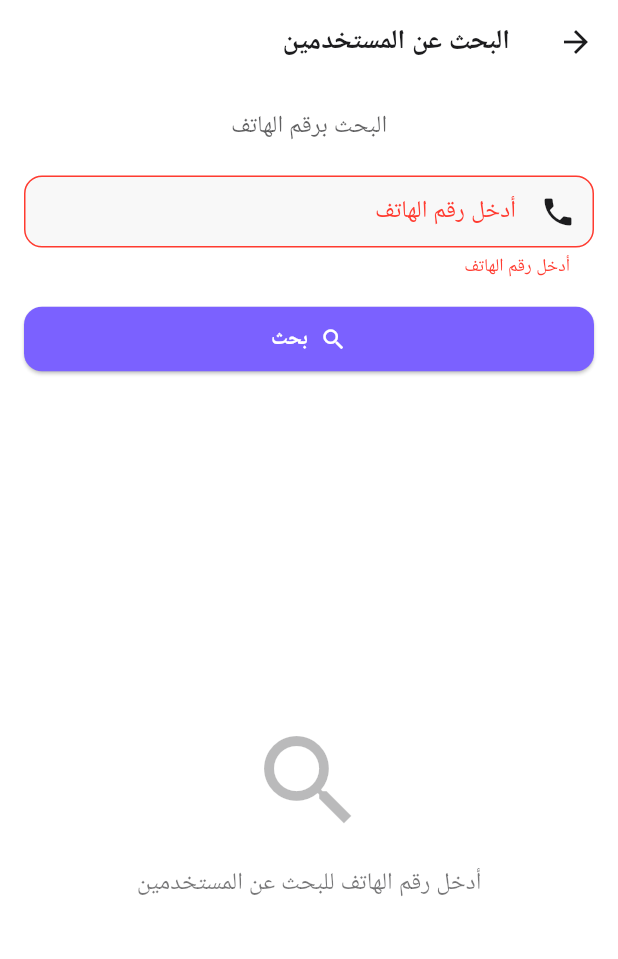
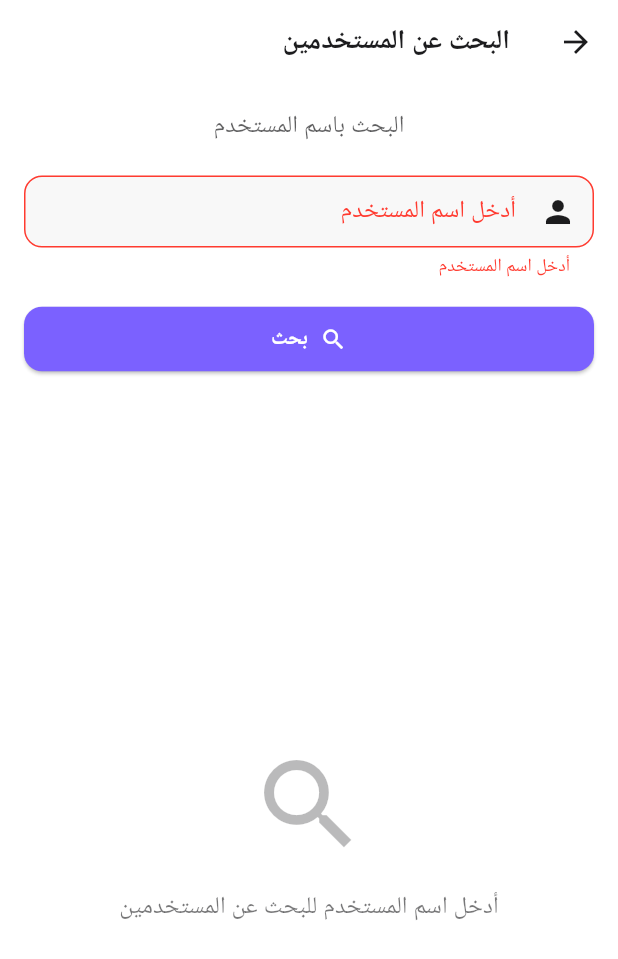
Before and after one commit to ahmetbasmaci/SamaNet, a Flutter app: the SearchPage screen opened by its route, after a tap on "بحث", on a phone screen of 412 x 824 dp. Shown: the top 959 px of the screen. Run offline on Flutter 3.47's test engine with Material 3 defaults, Android fonts, the phone set to English and light mode, and no system bars; our stand-ins replace cached_network_image, file_picker, image_picker, permission_handler, video_player; missing offline and left inert: signalr_core; accounts and stored records are empty; Roboto replaces fonts that are missing (SF Pro Rounded).

Commit message:
update search method

```diff
--- a/sama_net_messaging_app_mobile/lib/core/constants/arabic_strings.dart
+++ b/sama_net_messaging_app_mobile/lib/core/constants/arabic_strings.dart
@@ -77,6 +77,7 @@ class ArabicStrings {
   static const String emptyUsername = 'يرجى إدخال اسم المستخدم';
   static const String emptyPassword = 'يرجى إدخال كلمة المرور';
   static const String usernameMinLength = 'اسم المستخدم يجب أن يكون 3 أحرف على الأقل';
+  static const String usernameMinLength4 = 'اسم المستخدم يجب أن يكون 4 أحرف على الأقل';
   static const String passwordMinLength = 'كلمة المرور يجب أن تكون 3 أحرف على الأقل';
   static const String invalidUsernameFormat = 'اسم المستخدم يحتوي على أحرف غير مسموحة';
   static const String loginSuccessful = 'تم تسجيل الدخول بنجاح';
@@ -85,7 +86,9 @@ class ArabicStrings {
   // Search
   static const String search = 'بحث';
   static const String searchByPhone = 'البحث برقم الهاتف';
+  static const String searchByUsername = 'البحث باسم المستخدم';
   static const String enterPhoneNumber = 'أدخل رقم الهاتف';
+  static const String enterUsername = 'أدخل اسم المستخدم';
   static const String searchUsers = 'البحث عن المستخدمين';
   static const String noUsersFound = 'لم يتم العثور على مستخدمين';
   static const String userNotFound = 'المستخدم غير موجود';
--- a/sama_net_messaging_app_mobile/lib/core/utils/validation_utils.dart
+++ b/sama_net_messaging_app_mobile/lib/core/utils/validation_utils.dart
@@ -47,7 +47,7 @@ class ValidationUtils {
   /// Validate username format
   static bool isValidUsername(String username) {
     if (username.isEmpty) return false;
-    if (username.length < 3) return false;
+    if (username.length < 4) return false;
 
     // Allow letters, numbers, underscore, and Arabic characters
     final usernameRegex = RegExp(r'^[a-zA-Z0-9_\u0600-\u06FF]+$');
@@ -97,8 +97,8 @@ class ValidationUtils {
     if (value == null || value.isEmpty) {
       return ArabicStrings.emptyUsername;
     }
-    if (value.length < 3) {
-      return ArabicStrings.usernameMinLength;
+    if (value.length < 4) {
+      return ArabicStrings.usernameMinLength4;
     }
     if (!isValidUsername(value)) {
       return ArabicStrings.invalidUsernameFormat;
--- a/sama_net_messaging_app_mobile/lib/presentation/blocs/auth_bloc.dart
+++ b/sama_net_messaging_app_mobile/lib/presentation/blocs/auth_bloc.dart
@@ -144,8 +144,8 @@ class AuthBloc extends BaseBloc {
         return;
       }
 
-      if (event.username.length < 3) {
-        emit(AuthError(ArabicStrings.usernameMinLength, errorType: AuthErrorType.validationError));
+      if (event.username.length < 4) {
+        emit(AuthError(ArabicStrings.usernameMinLength4, errorType: AuthErrorType.validationError));
         return;
       }
 
--- a/sama_net_messaging_app_mobile/lib/presentation/pages/login_page.dart
+++ b/sama_net_messaging_app_mobile/lib/presentation/pages/login_page.dart
@@ -170,7 +170,7 @@ class _LoginPageState extends State<LoginPage> {
                         decoration: const InputDecoration(
                           labelText: ArabicStrings.nameOrPhone,
                           prefixIcon: Icon(Icons.person_outline),
-                          helperText: ArabicStrings.usernameMinLength,
+                          helperText: ArabicStrings.usernameMinLength4,
                           helperMaxLines: 2,
                         ),
                         keyboardType: TextInputType.text,
--- a/sama_net_messaging_app_mobile/lib/presentation/pages/search_page.dart
+++ b/sama_net_messaging_app_mobile/lib/presentation/pages/search_page.dart
@@ -1,6 +1,5 @@
 import 'package:flutter/material.dart';
 import '../../core/constants/arabic_strings.dart';
-import '../../core/utils/validation_utils.dart';
 import '../../core/di/service_locator.dart';
 import '../../data/models/user.dart';
 import '../../data/services/user_service.dart';
@@ -8,7 +7,7 @@ import '../../data/services/local_storage_service.dart';
 import 'messages_page.dart';
 import '../widgets/user_avatar.dart';
 
-/// Search page for finding users by phone number
+/// Search page for finding users by username
 class SearchPage extends StatefulWidget {
   const SearchPage({super.key});
 
@@ -17,7 +16,7 @@ class SearchPage extends StatefulWidget {
 }
 
 class _SearchPageState extends State<SearchPage> {
-  final TextEditingController _phoneController = TextEditingController();
+  final TextEditingController _usernameController = TextEditingController();
   late LocalStorageService _localStorage;
   late UserService _userService;
 
@@ -40,7 +39,7 @@ class _SearchPageState extends State<SearchPage> {
 
   @override
   void dispose() {
-    _phoneController.dispose();
+    _usernameController.dispose();
     super.dispose();
   }
 
@@ -64,17 +63,17 @@ class _SearchPageState extends State<SearchPage> {
   }
 
   Future<void> _searchUsers() async {
-    final phoneNumber = _phoneController.text.trim();
-    if (phoneNumber.isEmpty) {
+    final username = _usernameController.text.trim();
+    if (username.isEmpty) {
       setState(() {
-        _errorMessage = ArabicStrings.enterPhoneNumber;
+        _errorMessage = ArabicStrings.enterUsername;
       });
       return;
     }
 
-    if (!ValidationUtils.isNumeric(phoneNumber)) {
+    if (username.length < 4) {
       setState(() {
-        _errorMessage = ArabicStrings.enterValidNameOrPhone;
+        _errorMessage = ArabicStrings.usernameMinLength4;
       });
       return;
     }
@@ -87,7 +86,7 @@ class _SearchPageState extends State<SearchPage> {
 
     try {
       // Real API call
-      final response = await _userService.searchUsersByPhone(phoneNumber);
+      final response = await _userService.searchUsersByUsername(username);
 
       if (response.isSuccess && response.data != null) {
         // Filter out current user from results
@@ -126,31 +125,37 @@ class _SearchPageState extends State<SearchPage> {
 
     return Scaffold(
       appBar: AppBar(title: const Text(ArabicStrings.searchUsers), elevation: 0),
-      body: Padding(
+      resizeToAvoidBottomInset: false,
+      body: GestureDetector(
+        onTap: () => FocusScope.of(context).unfocus(),
+        child: Column(
+          children: [
+            // Fixed header section
+            Padding(
               padding: const EdgeInsets.all(16.0),
               child: Column(
                 crossAxisAlignment: CrossAxisAlignment.stretch,
                 children: [
                   // Search instruction
                   Text(
-              ArabicStrings.searchByPhone,
+                    ArabicStrings.searchByUsername,
                     style: theme.textTheme.bodyLarge?.copyWith(color: theme.colorScheme.onSurface.withOpacity(0.7)),
                     textAlign: TextAlign.center,
                   ),
 
                   const SizedBox(height: 20),
 
-            // Phone number input
+                  // Username input
                   TextField(
-              controller: _phoneController,
+                    controller: _usernameController,
                     decoration: InputDecoration(
-                labelText: ArabicStrings.enterPhoneNumber,
-                hintText: '+963123456789',
-                prefixIcon: const Icon(Icons.phone),
+                      labelText: ArabicStrings.enterUsername,
+                      hintText: 'ahmed_123',
+                      prefixIcon: const Icon(Icons.person),
                       border: OutlineInputBorder(borderRadius: BorderRadius.circular(12)),
                       errorText: _errorMessage,
                     ),
-              keyboardType: TextInputType.phone,
+                    keyboardType: TextInputType.text,
                     textInputAction: TextInputAction.search,
                     onSubmitted: (_) => _searchUsers(),
                     enabled: !_isSearching,
@@ -173,16 +178,26 @@ class _SearchPageState extends State<SearchPage> {
 
                   const SizedBox(height: 24),
 
-            // Search results
-            if (_hasSearched) ...[
+                  // Search results header
+                  if (_hasSearched)
                     Text(
                       ArabicStrings.searchResults,
                       style: theme.textTheme.titleMedium?.copyWith(fontWeight: FontWeight.bold),
                     ),
-              const SizedBox(height: 12),
-              Expanded(child: _buildSearchResults(theme)),
-            ] else ...[
+                  if (_hasSearched) const SizedBox(height: 12),
+                ],
+              ),
+            ),
+
+            // Expandable content section
             Expanded(
+              child: _hasSearched
+                  ? Padding(
+                      padding: const EdgeInsets.symmetric(horizontal: 16.0),
+                      child: _buildSearchResults(theme),
+                    )
+                  : Padding(
+                      padding: const EdgeInsets.all(16.0),
                       child: Center(
                         child: Column(
                           mainAxisAlignment: MainAxisAlignment.center,
@@ -190,7 +205,7 @@ class _SearchPageState extends State<SearchPage> {
                             Icon(Icons.search, size: 80, color: theme.colorScheme.onSurface.withOpacity(0.3)),
                             const SizedBox(height: 16),
                             Text(
-                        'أدخل رقم الهاتف للبحث عن المستخدمين',
+                              'أدخل اسم المستخدم للبحث عن المستخدمين',
                               style: theme.textTheme.bodyLarge?.copyWith(color: theme.colorScheme.onSurface.withOpacity(0.6)),
                               textAlign: TextAlign.center,
                             ),
@@ -198,7 +213,7 @@ class _SearchPageState extends State<SearchPage> {
                         ),
                       ),
                     ),
-            ],
+            ),
           ],
         ),
       ),
@@ -251,7 +266,7 @@ class _SearchPageState extends State<SearchPage> {
             ),
             const SizedBox(height: 8),
             Text(
-              'تأكد من رقم الهاتف وحاول مرة أخرى',
+              'تأكد من اسم المستخدم وحاول مرة أخرى',
               style: theme.textTheme.bodyMedium?.copyWith(color: theme.colorScheme.onSurface.withOpacity(0.5)),
               textAlign: TextAlign.center,
             ),
```
Also changed, not shown: sama_net_messaging_app_mobile/lib/data/services/user_service.dart (+24 -0 lines), 9 other files. Lines whose indentation alone changed are shown as unchanged.
